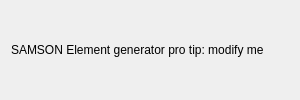
The window that AdenitaCoreSE/form/SEConnectDSDNAEditorGUI.ui (edellano/Adenita-SAMSON-Edition) describes before a commit, drawn with Qt 5.
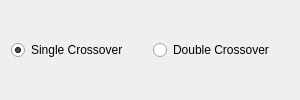
The same window after the commit.

Commit message: Adding crossover connections

The edit to the form file:
```diff
--- a/AdenitaCoreSE/form/SEConnectDSDNAEditorGUI.ui
+++ b/AdenitaCoreSE/form/SEConnectDSDNAEditorGUI.ui
@@ -21,11 +21,25 @@
   </property>
   <layout class="QVBoxLayout" name="verticalLayout">
    <item>
-    <widget class="QLabel" name="label">
-     <property name="text">
-      <string>SAMSON Element generator pro tip: modify me</string>
-     </property>
-    </widget>
+    <layout class="QGridLayout" name="gridLayout">
+     <item row="0" column="0">
+      <widget class="QRadioButton" name="rdnSingleXO">
+       <property name="text">
+        <string>Single Crossover</string>
+       </property>
+       <property name="checked">
+        <bool>true</bool>
+       </property>
+      </widget>
+     </item>
+     <item row="0" column="1">
+      <widget class="QRadioButton" name="rdnDoubleXO">
+       <property name="text">
+        <string>Double Crossover</string>
+       </property>
+      </widget>
+     </item>
+    </layout>
    </item>
   </layout>
  </widget>
```
Left out of the diff: 38 changed lines with no effect on the pictures. The commit also changes 11 other files.
